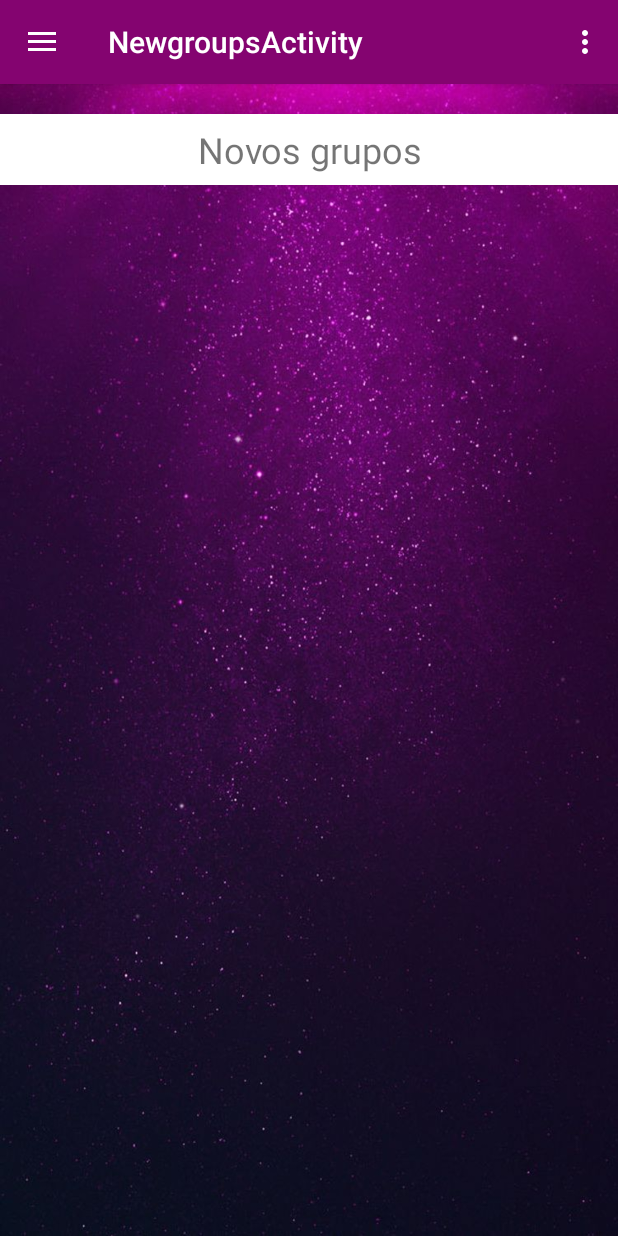
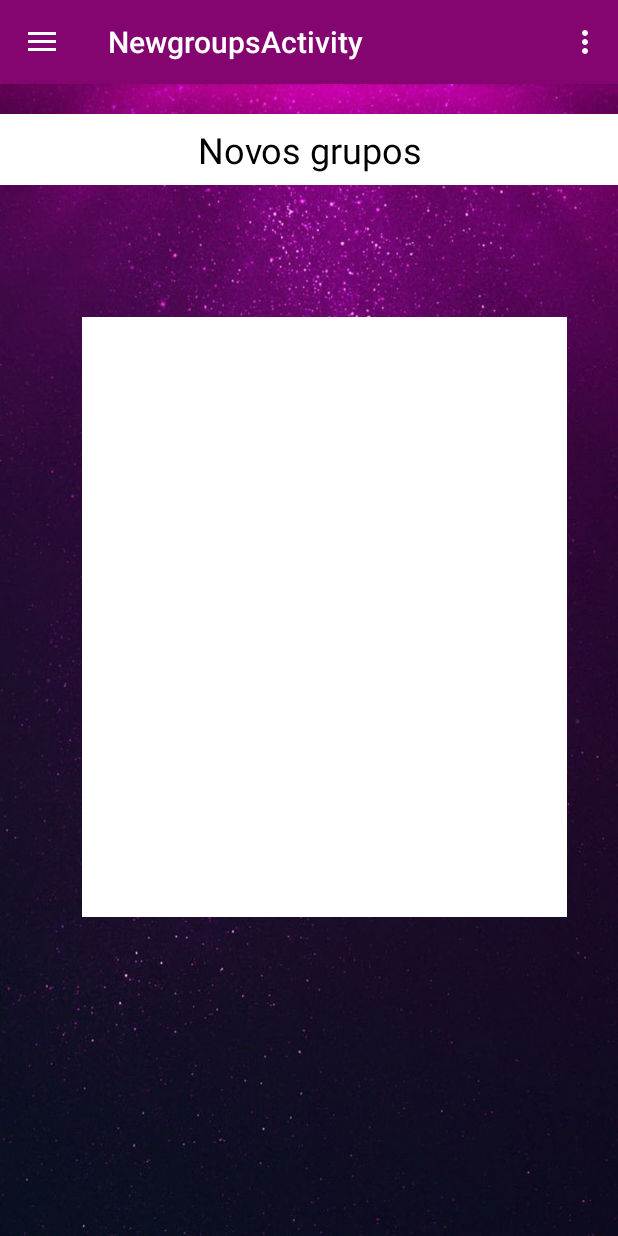
Before and after one commit to aiumyalberti/NtcFinal, an Android app: the NewgroupsActivity screen opened directly, with no data from a screen before it, on a phone screen of 412 x 824 dp. Run offline under Robolectric (Android 15) with nearby library versions, the phone set to English and light mode, and no system bars; network calls fail.

```diff
--- a/app/src/main/java/com/maria/aiumy/ntcfinal/LoginActivity.java
+++ b/app/src/main/java/com/maria/aiumy/ntcfinal/LoginActivity.java
@@ -54,7 +54,7 @@ public class LoginActivity extends AppCompatActivity {
             String emailUser = userObject.getString("email");
             String senhaUser = userObject.getString("senha");
 
-            if (emailUser.toUpperCase().equals(emailDigitado) && senhaUser.equals(senhaDigitada)) {
+            if (emailUser.toUpperCase().equals(emailDigitado.toUpperCase()) && senhaUser.equals(senhaDigitada)) {
                 encontrado = true;
                 break;
             }
@@ -83,7 +83,7 @@ public class LoginActivity extends AppCompatActivity {
         String email = emailText.getText().toString();
         EditText senhaText = (EditText) findViewById(R.id.loginSenha);
         String senha = senhaText.getText().toString();
-        verificarUsuario(email.toUpperCase(), senha);
+        verificarUsuario(email, senha);
     }
 
 }
--- a/app/src/main/java/com/maria/aiumy/ntcfinal/NewgroupsActivity.java
+++ b/app/src/main/java/com/maria/aiumy/ntcfinal/NewgroupsActivity.java
@@ -182,4 +182,8 @@ public class NewgroupsActivity extends AppCompatActivity
         builder.setPositiveButton("Participar", btnOk);
         builder.create().show();
     }
+
+
+
+
 }
--- a/app/src/main/res/layout/content_newgroups.xml
+++ b/app/src/main/res/layout/content_newgroups.xml
@@ -21,7 +21,7 @@
         android:layout_marginBottom="8dp"
         android:headerDividersEnabled="false"
         android:text="fala galero"
-        android:textColor="@color/colorWhite"
+        android:background="@android:color/white"
         app:layout_constraintBottom_toBottomOf="parent"
         app:layout_constraintEnd_toEndOf="parent"
         app:layout_constraintHorizontal_bias="0.638"
@@ -44,6 +44,7 @@
         android:background="@android:color/background_light"
         android:gravity="center"
         android:text="Novos grupos"
+        android:textColor="@android:color/black"
         android:textSize="24sp"
         app:layout_constraintBottom_toBottomOf="parent"
         app:layout_constraintEnd_toEndOf="parent"
--- a/build.gradle
+++ b/build.gradle
@@ -7,7 +7,7 @@ buildscript {
         jcenter()
     }
     dependencies {
-        classpath 'com.android.tools.build:gradle:3.3.1'
+        classpath 'com.android.tools.build:gradle:3.3.2'
 
 
         // NOTE: Do not place your application dependencies here; they belong
```
Also changed, not shown: app/src/main/java/bdcontroler/GlobalDBHelper.java (+7 -1 lines), app/src/main/java/com/maria/aiumy/ntcfinal/CriargrupoActivity.java (+4 -4 lines).
